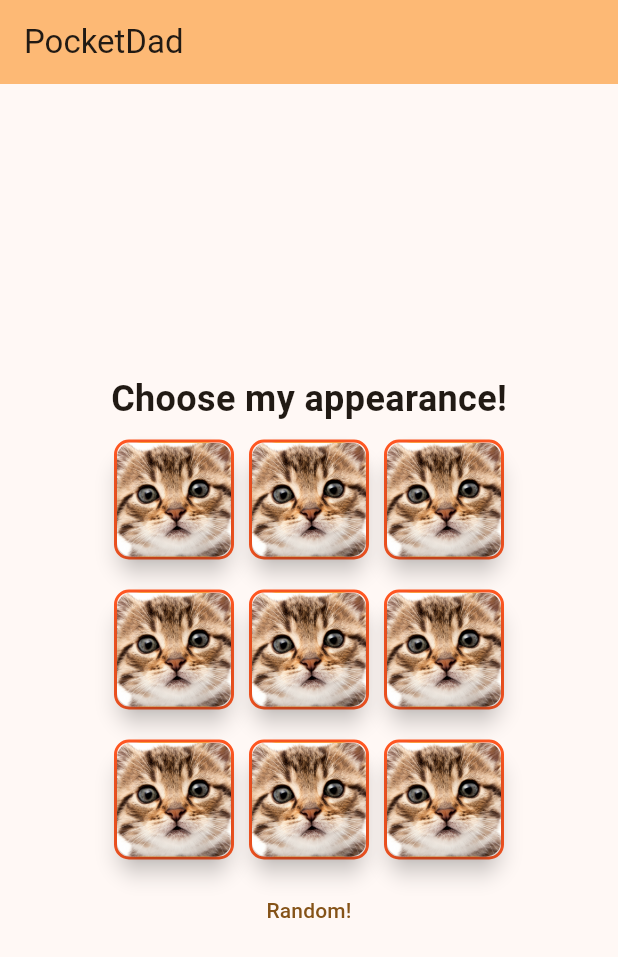
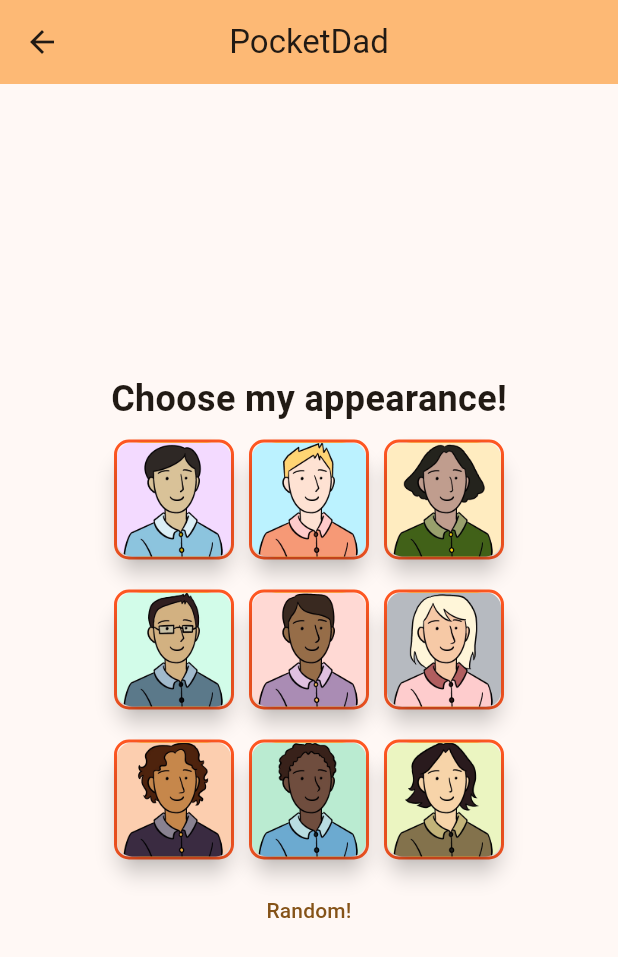
Before and after one commit to PocketDad/pocketdad, a Flutter app: the ChooseAvatar screen opened directly, on a phone screen of 412 x 824 dp. Shown: the top 957 px of the screen. Run offline on Flutter 3.47's test engine with Material 2 defaults, Android fonts, the phone set to English and light mode, and no system bars.

Commit message:
working avatar buttons

```diff
--- /dev/null
+++ b/lib/ChooseAvatar.dart
@@ -0,0 +1,99 @@
+import 'package:flutter/material.dart';
+
+class ChooseAvatar extends StatelessWidget {
+  const ChooseAvatar({super.key});
+  @override
+  Widget build(BuildContext context) {
+    return Scaffold(
+      appBar: AppBar(
+        backgroundColor: Theme.of(context).colorScheme.inversePrimary,
+        centerTitle: true,
+        title: const Text("PocketDad"),
+      ),
+      body: Center(
+        child: Column(
+          mainAxisAlignment: MainAxisAlignment.center,
+          children: [
+            const Text(
+                "Choose my appearance!",
+                style: TextStyle(
+                  fontSize: 24,
+                  fontWeight: FontWeight.bold,
+                )
+            ),
+            const Padding(
+              padding: EdgeInsets.symmetric(vertical: 10.0),
+              child: Row(
+                  mainAxisAlignment: MainAxisAlignment.center,
+                  children: [
+                    Profile("assets/images/dad1.JPG"),
+                    SizedBox(width: 10,),
+                    Profile("assets/images/dad2.JPG"),
+                    SizedBox(width: 10,),
+                    Profile("assets/images/dad3.JPG"),
+                  ]
+              ),
+            ),
+            const Padding(
+              padding: EdgeInsets.symmetric(vertical: 10.0),
+              child: Row(
+                  mainAxisAlignment: MainAxisAlignment.center,
+                  children: [
+                    Profile("assets/images/dad4.JPG"),
+                    SizedBox(width: 10,),
+                    Profile("assets/images/dad5.JPG"),
+                    SizedBox(width: 10,),
+                    Profile("assets/images/dad6.JPG"),
+                  ]
+              ),
+            ),
+            const Padding(
+              padding: EdgeInsets.symmetric(vertical: 10.0),
+              child: Row(
+                  mainAxisAlignment: MainAxisAlignment.center,
+                  children: [
+                    Profile("assets/images/dad7.JPG"),
+                    SizedBox(width: 10,),
+                    Profile("assets/images/dad8.JPG"),
+                    SizedBox(width: 10,),
+                    Profile("assets/images/dad9.JPG"),
+                  ]
+              ),
+            ),
+            TextButton(
+                onPressed: () {},
+                child: const Text(
+                  "Random!",
+                  textAlign: TextAlign.right,
+                )
+            )
+          ],
+        ),
+      ),
+    );
+  }
+}
+
+class Profile extends StatelessWidget{
+  final String avatar;
+  const Profile(this.avatar, {super.key});
+  @override
+  Widget build(BuildContext context) {
+    return Container(
+      height: 80,
+      width: 80,
+      decoration: BoxDecoration(
+        border: Border.all(color: Colors.deepOrange, width: 2),
+        borderRadius: const BorderRadius.all(Radius.circular(10)),
+      ),
+      child: FloatingActionButton(
+        backgroundColor: Colors.orange,
+        onPressed: () {},
+        child: ClipRRect(
+          borderRadius: BorderRadius.circular(10),
+          child: Image.asset(avatar),
+        ),
+      ),
+    );
+  }
+}
--- a/lib/main.dart
+++ b/lib/main.dart
@@ -1,4 +1,5 @@
 import 'package:flutter/material.dart';
+import 'package:pocketdad/ChooseAvatar.dart';
 
 void main() {
   runApp(const MyApp());
@@ -11,7 +12,7 @@ class MyApp extends StatelessWidget {
   @override
   Widget build(BuildContext context) {
     return MaterialApp(
-      title: 'PocketDad',
+      title: 'Flutter Demo',
       theme: ThemeData(
         // This is the theme of your application.
         //
@@ -31,11 +32,7 @@ class MyApp extends StatelessWidget {
         colorScheme: ColorScheme.fromSeed(seedColor: Colors.orange),
         useMaterial3: true,
       ),
-      home: Scaffold(
-          body: Center(
-            child: ChooseAvatar(),
-          )
-      ),
+      home: const MyHomePage(title: 'Flutter Demo Home Page'),
     );
   }
 }
@@ -118,97 +115,3 @@ class _MyHomePageState extends State<MyHomePage> {
     );
   }
 }
-
-class ChooseAvatar extends StatelessWidget {
-  @override
-  Widget build(BuildContext context) {
-    return Scaffold(
-      appBar: AppBar(
-        backgroundColor: Theme.of(context).colorScheme.inversePrimary,
-        title: const Text("PocketDad"),
-      ),
-      body: Center(
-          child: Column(
-              mainAxisAlignment: MainAxisAlignment.center,
-              children: [
-                const Text(
-                  "Choose my appearance!",
-                  style: TextStyle(
-                    fontSize: 24,
-                    fontWeight: FontWeight.bold,
-                  )
-                ),
-                Padding(
-                  padding: const EdgeInsets.symmetric(vertical: 10.0),
-                  child: Row(
-                    mainAxisAlignment: MainAxisAlignment.center,
-                    children: [
-                      Profile(),
-                      SizedBox(width: 10,),
-                      Profile(),
-                      SizedBox(width: 10,),
-                      Profile(),
-                    ]
-                  ),
-                ),
-                Padding(
-                  padding: const EdgeInsets.symmetric(vertical: 10.0),
-                  child: Row(
-                      mainAxisAlignment: MainAxisAlignment.center,
-                      children: [
-                        Profile(),
-                        SizedBox(width: 10,),
-                        Profile(),
-                        SizedBox(width: 10,),
-                        Profile(),
-                      ]
-                  ),
-                ),
-                Padding(
-                  padding: const EdgeInsets.symmetric(vertical: 10.0),
-                  child: Row(
-                      mainAxisAlignment: MainAxisAlignment.center,
-                      children: [
-                        Profile(),
-                        SizedBox(width: 10,),
-                        Profile(),
-                        SizedBox(width: 10,),
-                        Profile(),
-                      ]
-                  ),
-                ),
-                TextButton(
-                    onPressed: () {},
-                    child: const Text(
-                      "Random!",
-                      textAlign: TextAlign.right,
-                    )
-                )
-              ],
-            ),
-          ),
-    );
-  }
-}
-
-class Profile extends StatelessWidget{
-  @override
-  Widget build(BuildContext context) {
-    return Container(
-      height: 80,
-      width: 80,
-      decoration: BoxDecoration(
-        border: Border.all(color: Colors.deepOrange, width: 2),
-        borderRadius: const BorderRadius.all(Radius.circular(10)),
-      ),
-      child: FloatingActionButton(
-      backgroundColor: Colors.orange,
-      onPressed: () {},
-      child: ClipRRect(
-        borderRadius: BorderRadius.circular(10),
-          child: Image.asset("assets/images/cat2.png")
-      ),
-      ),
-    );
-  }
-}
```
